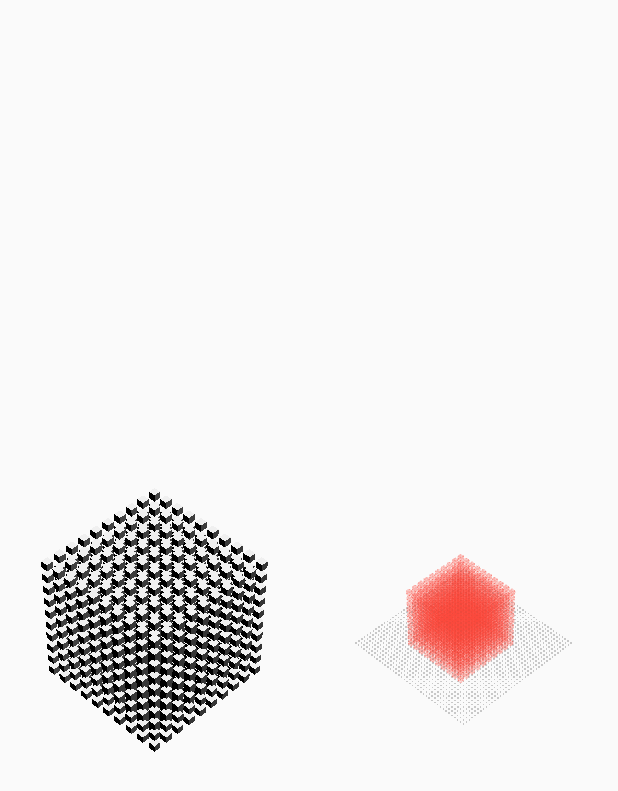
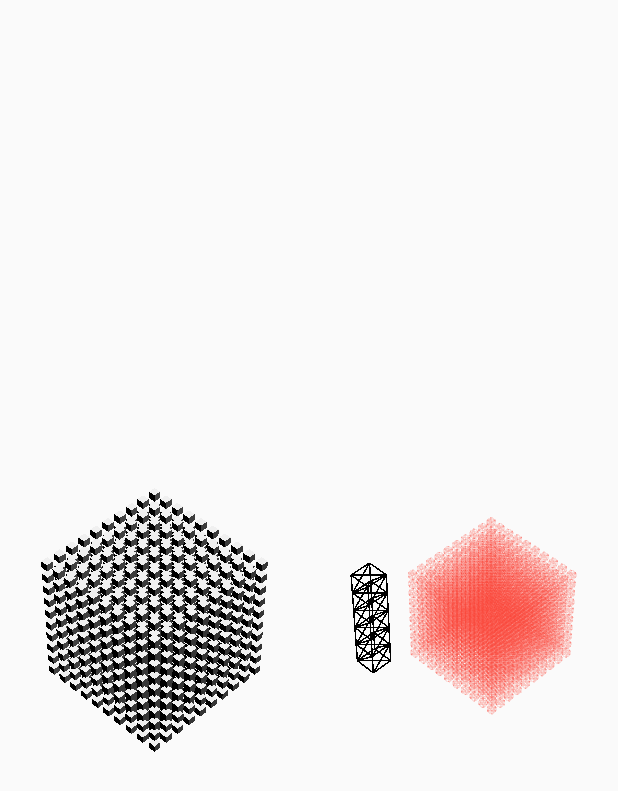
Before and after one commit to zh-wang/ditredi, a Flutter app: the screen it shows after launch, on a phone screen of 412 x 824 dp. Shown: the top 791 px of the screen. Run offline on Flutter 3.47's test engine with Material 2 defaults, Android fonts, the phone set to English and light mode, and no system bars.

Commit message:
Wireframe sample

```diff
--- a/example/lib/main.dart
+++ b/example/lib/main.dart
@@ -40,7 +40,11 @@ class MyApp extends StatelessWidget {
                 child: DiTreDi(
                   figures: [
                     // place figures in drawing order when z-index is disabled
-                    PointPlane3D(40, Axis3D.y, 1, vector.Vector3(10, 0, 10)),
+                    ...Cube3D(2, vector.Vector3(-5, 0, -5), color: Colors.black).toLines(),
+                    ...Cube3D(2, vector.Vector3(-5, 4, -5), color: Colors.black).toLines(),
+                    ...Cube3D(2, vector.Vector3(-5, 8, -5), color: Colors.black).toLines(),
+                    ...Cube3D(2, vector.Vector3(-5, 12, -5), color: Colors.black).toLines(),
+                    ...Cube3D(2, vector.Vector3(-5, 16, -5), color: Colors.black).toLines(),
                     ..._generateCubeLines(),
                   ],
                   controller: bController,
```
